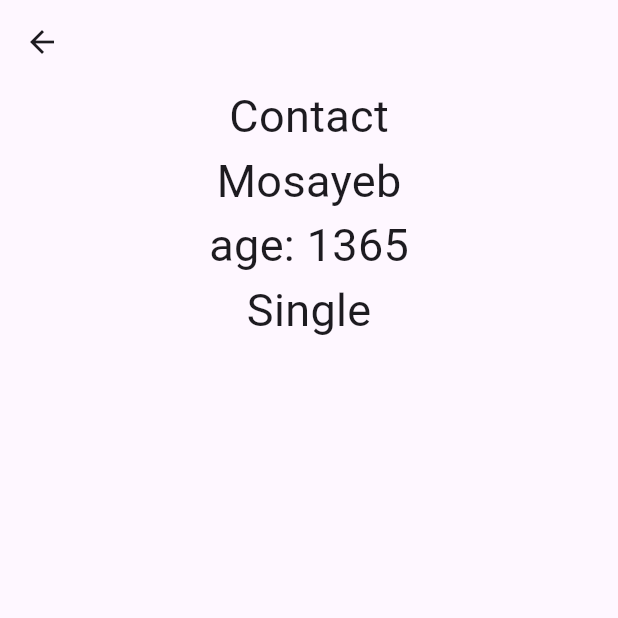
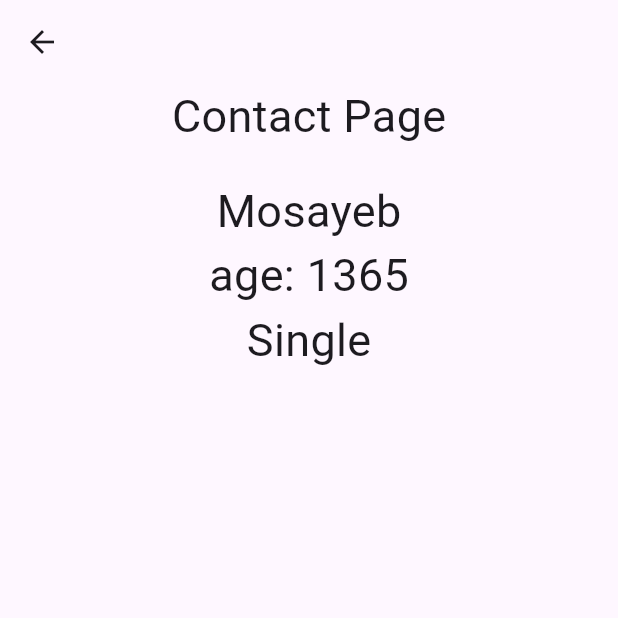
Before and after one commit to mosayeb-masoumi/go_router_flutter, a Flutter app: the screen it shows after launch, after a tap on an icon or button, on a phone screen of 412 x 824 dp, the top half of it. Run offline on Flutter 3.47's test engine with Material 3 defaults, Android fonts, the phone set to English and light mode, and no system bars; our stand-ins replace go_router, url_strategy.

```diff
--- a/lib/pages/about_page.dart
+++ b/lib/pages/about_page.dart
@@ -32,8 +32,8 @@ class _AboutPageState extends State<AboutPage> {
         child: Center(
           child: Column(
             children: [
-              const Text("About", style: TextStyle(fontSize: 30)),
-
+              const Text("About Page", style: TextStyle(fontSize: 30)),
+              const SizedBox(height: 20,),
               Text("text from object ${widget.myModel.name} ${widget.myModel.family}"),
               Text("first list item ${widget.myList[1].name} ${widget.myList[1].family}"),
               Text("age is ${widget.age} ${widget.married ? "married":"single"}")
--- a/lib/pages/contact_page.dart
+++ b/lib/pages/contact_page.dart
@@ -23,7 +23,8 @@ class _ContactPageState extends State<ContactPage> {
         child: Center(
           child: Column(
             children: [
-               const Text("Contact", style: TextStyle(fontSize: 30)),
+               const Text("Contact Page", style: TextStyle(fontSize: 30)),
+               const SizedBox(height: 20,),
                Text(widget.name, style: const TextStyle(fontSize: 30)),
                Text("age: ${widget.age}", style: const TextStyle(fontSize: 30)),
                Text(widget.married? "Married": "Single", style: const TextStyle(fontSize: 30)),
--- a/lib/pages/profile_page.dart
+++ b/lib/pages/profile_page.dart
@@ -25,9 +25,9 @@ class _ProfilePageState extends State<ProfilePage> {
         child: Center(
           child: Column(
             children: [
-              const Text("Profile", style: TextStyle(fontSize: 30)),
+              const Text("Profile Page", style: TextStyle(fontSize: 30)),
+              const SizedBox(height: 20,),
               Text("this is ${widget.userName} ${widget.city}"),
-
             ],
           ),
         ),
```
